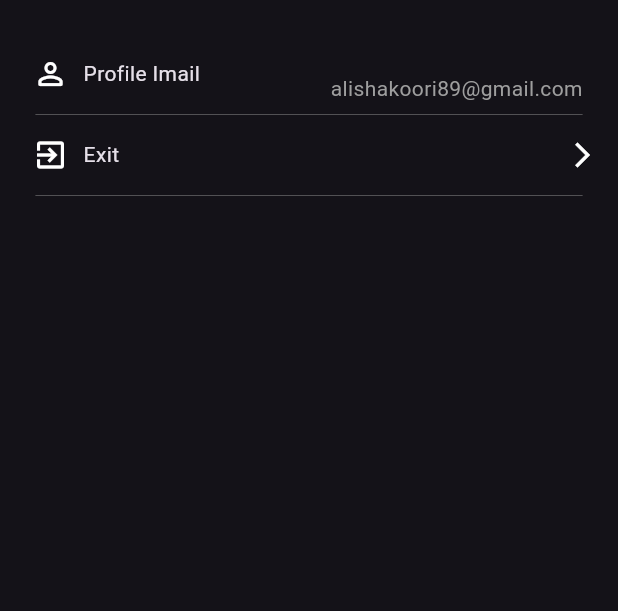
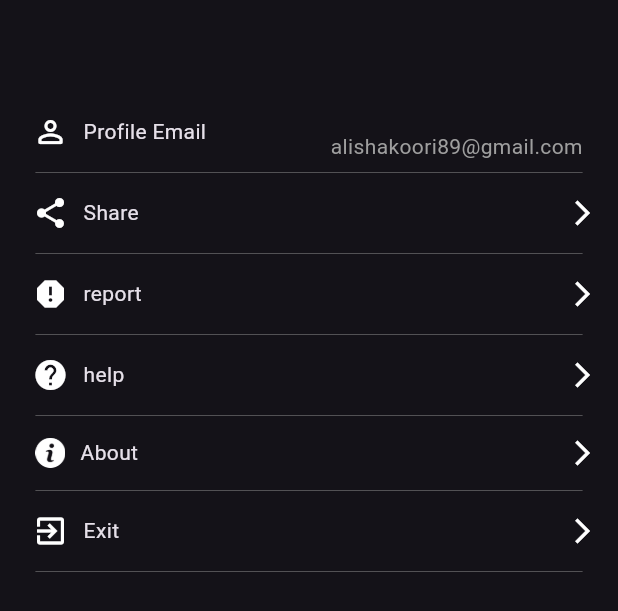
Before and after one commit to AliShakoori89/turkish_music_web_app, a Flutter app: the ProfilePage widget shown alone on an empty page, opened directly, on a phone screen of 412 x 824 dp. Shown: the top 611 px of the screen. Run offline on Flutter 3.47's test engine with Material 3 defaults, Android fonts, the phone set to English and light mode, and no system bars; our stand-ins replace email_validator, flutter_otp_text_field, line_icons, sqflite; missing offline and left inert: circular_seek_bar, flutter_share, search_page, shaky_animated_listview, simple_audio, vertical_nav_bar; accounts and stored records are empty; statements that could not run were skipped.

Commit message:
create share button

```diff
--- a/lib/presentation/ui/main_page/navigation_bar_page/profile_page.dart
+++ b/lib/presentation/ui/main_page/navigation_bar_page/profile_page.dart
@@ -1,4 +1,6 @@
+import 'package:flutter/cupertino.dart';
 import 'package:flutter/material.dart';
+import 'package:flutter_share/flutter_share.dart';
 import 'package:turkish_music_app/presentation/helpers/custom_card.dart';
 
 import '../../../const/custom_divider.dart';
@@ -7,13 +9,6 @@ import '../../../helpers/custom_page_with_cards.dart';
 class ProfilePage extends StatelessWidget {
   ProfilePage({super.key});
 
-  List customIcon = [
-    Icons.exit_to_app
-  ];
-  List title = [
-    "Exit"
-  ];
-
   @override
   Widget build(BuildContext context) {
     return SafeArea(
@@ -21,12 +16,11 @@ class ProfilePage extends StatelessWidget {
         margin: EdgeInsets.only(
           right: MediaQuery.of(context).size.width * 0.033,
           left: MediaQuery.of(context).size.width * 0.033,
+          top: MediaQuery.of(context).size.height * 0.08,
         ),
         child: Column(
+          mainAxisAlignment: MainAxisAlignment.start,
           children: [
-            SizedBox(
-              height: MediaQuery.of(context).size.height * 0.033,
-            ),
             const Column(
               children: [
                 Row(
@@ -43,7 +37,7 @@ class ProfilePage extends StatelessWidget {
                         children: [
                           Icon(Icons.person_outline_rounded),
                           SizedBox(width: 10),
-                          Text("Profile Imail"),
+                          Text("Profile Email"),
                         ],
                       ),
                     ),
@@ -64,6 +58,57 @@ class ProfilePage extends StatelessWidget {
                 ),
               ],
             ),
+            InkWell(
+              onTap: () async {
+                final String appLink = 'https://play.google.com/store/apps/details?id=com.example.myapp';
+                final String message = 'Check out my new app: $appLink';
+
+                // Share the app link and message using the share dialog
+                await FlutterShare.share(title: 'Share App', text: message, linkUrl: appLink);
+              },
+              child: const CustomCard(
+                  title: "Share",
+                  customIcon: Icons.share,
+                  customColor: Colors.grey),
+            ),
+            const CustomCard(
+                title: "report",
+                customIcon: Icons.report,
+                customColor: Colors.grey),
+            const CustomCard(
+                title: "help",
+                customIcon: Icons.help,
+                customColor: Colors.grey),
+            Column(
+              children: [
+                Row(
+                  mainAxisAlignment: MainAxisAlignment.spaceBetween,
+                  children: [
+                    Padding(
+                      padding: const EdgeInsets.only(
+                          top: 10,
+                          left: 10,
+                          right: 8,
+                          bottom: 10
+                      ),
+                      child: Row(
+                        children: [
+                          Image.asset("assets/custom_icons/about.png",width: 20,
+                          color: Colors.white),
+                          const SizedBox(width: 10),
+                          const Text("About"),
+                        ],
+                      ),
+                    ),
+                    const Icon(Icons.arrow_forward_ios,
+                      size: 20,)
+                  ],
+                ),
+                CustomDivider(
+                    dividerColor : Colors.grey
+                ),
+              ],
+            ),
             const CustomCard(
                 title: "Exit",
                 customIcon: Icons.exit_to_app,
--- a/pubspec.yaml
+++ b/pubspec.yaml
@@ -51,6 +51,8 @@ dependencies:
   sqflite: ^2.3.2
   path_provider: ^2.1.2
   path: ^1.8.0
+  flutter_share: ^2.0.0
+  flutter_email_sender: ^6.0.2
 
 
 dev_dependencies:
@@ -82,6 +84,7 @@ flutter:
     - assets/gif/animation1.gif
     - assets/custom_icons/normalize.png
     - assets/custom_icons/normalize_off.png
+    - assets/custom_icons/
   #   - images/a_dot_ham.jpeg
 
   # An image asset can refer to one or more resolution-specific "variants", see
```
Also changed, not shown: lib/presentation/helpers/top_arrow_icon.dart (+1 -6 lines), lib/presentation/ui/main_page/navigation_bar_page/music_page.dart (+10 -2 lines), lib/presentation/ui/main_page/play_music_page.dart (+17 -2 lines), assets/custom_icons/about.png (added), pubspec.lock.
